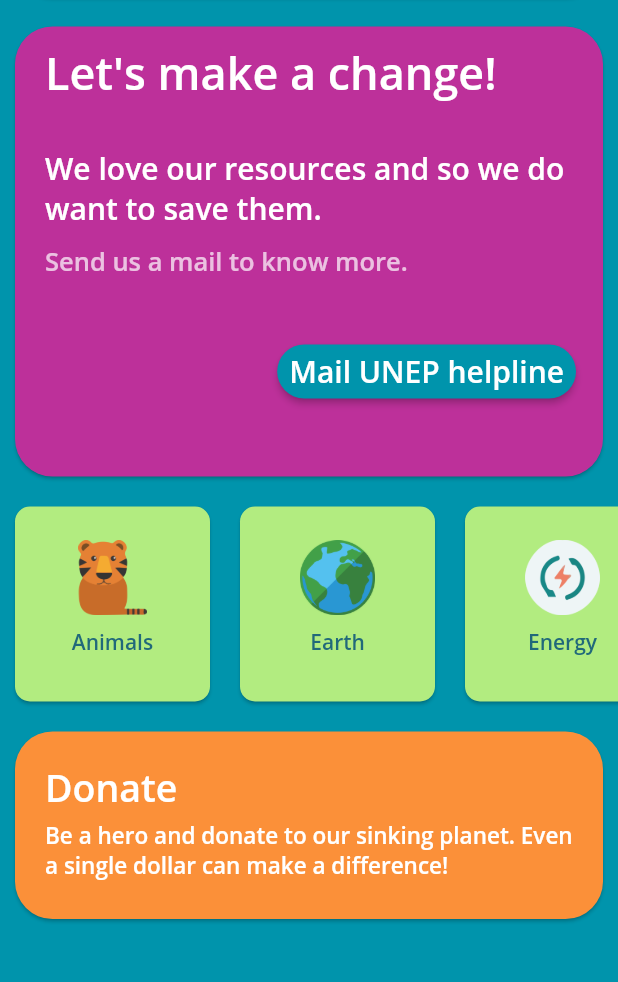
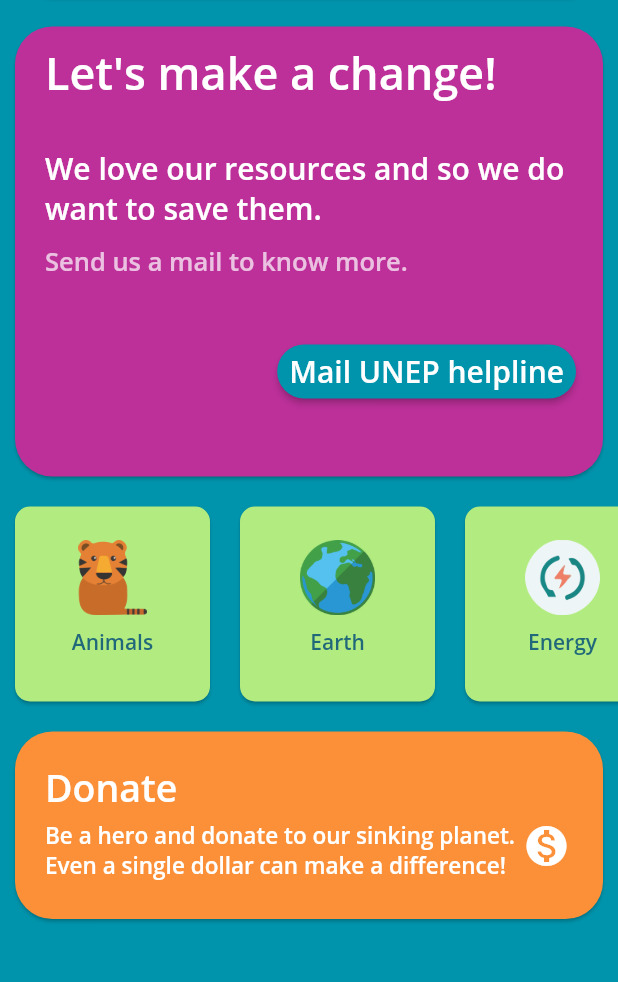
Before and after one commit to ameysunu/envirapp, a Flutter app: the screen it shows after launch, on a phone screen of 412 x 824 dp, the part 140-1122 px from its top. Run offline on Flutter 3.47's test engine with Material 2 defaults, Android fonts, the phone set to English and light mode, and no system bars; our stand-ins replace hexcolor.

```diff
--- a/lib/home.dart
+++ b/lib/home.dart
@@ -343,15 +343,29 @@ class _HomeState extends State<Home> {
                                   fontSize: 25.0,
                                   color: Hexcolor('#FFFFFF')),
                             ),
+                            Row(
+                              children: <Widget>[
                                 Padding(
-                              padding: const EdgeInsets.fromLTRB(0, 5, 0, 0),
+                                  padding:
+                                      const EdgeInsets.fromLTRB(0, 5, 0, 0),
                                   child: Text(
-                                'Be a hero and donate to our sinking planet. Even a single dollar can make a difference!',
+                                    'Be a hero and donate to our sinking planet.\nEven a single dollar can make a difference!',
                                     style: TextStyle(
                                         fontFamily: 'OpenSans',
                                         fontSize: 15.0,
                                         color: Hexcolor('#FFFFFF')),
                                   ),
+                                ),
+                                Padding(
+                                  padding:
+                                      const EdgeInsets.fromLTRB(5, 0, 0, 0),
+                                  child: Icon(
+                                    Icons.monetization_on,
+                                    size: 32,
+                                    color: Colors.white,
+                                  ),
+                                ),
+                              ],
                             ),
                           ],
                         ),
```
Lines whose indentation alone changed are shown as unchanged.
